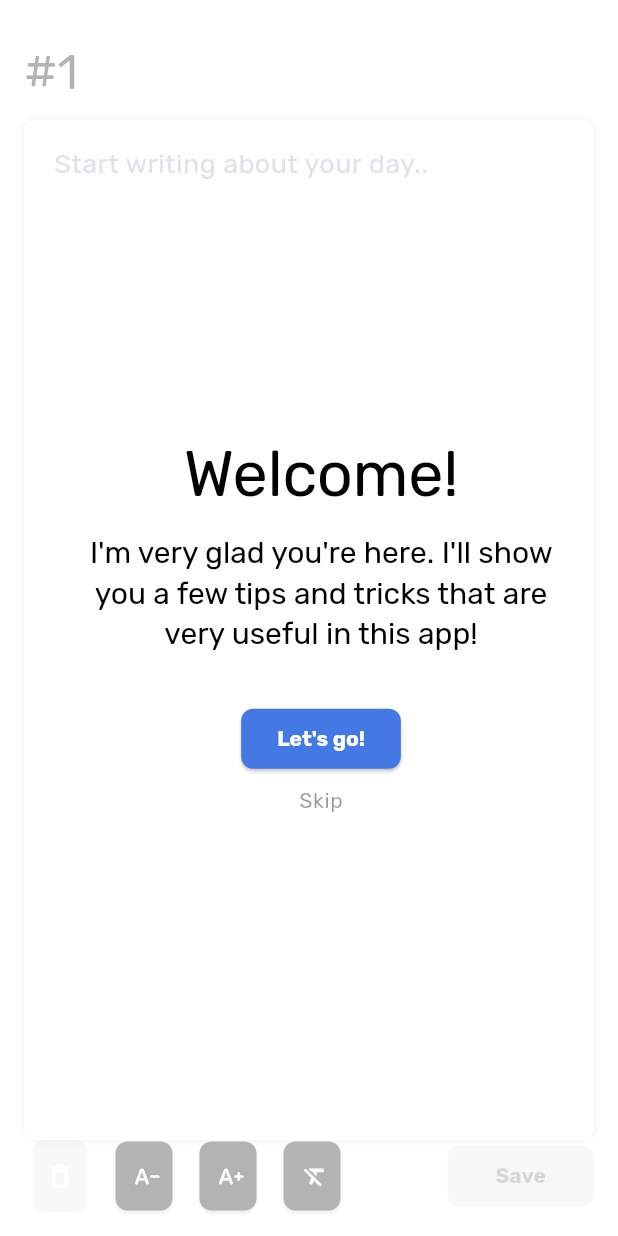
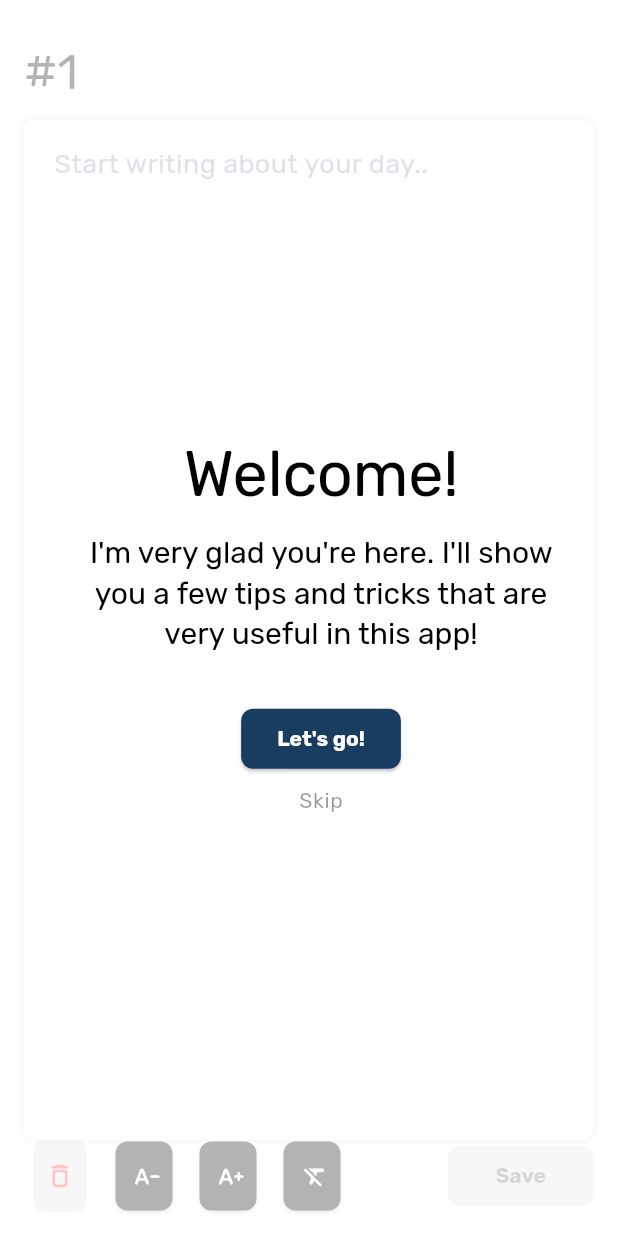
Before and after one commit to jonasborggren/jernal-desktop, a Flutter app: the screen it shows after launch, on a phone screen of 412 x 824 dp. Run offline on Flutter 3.47's test engine with Material 2 defaults, Android fonts, the phone set to English and light mode, and no system bars; our stand-ins replace floor, google_fonts, package_info_plus, shared_preferences, sqflite; accounts and stored records are empty; generated files the repository leaves out were written again.

Commit message:
New icon & color scheme

```diff
--- a/lib/theme.dart
+++ b/lib/theme.dart
@@ -4,9 +4,9 @@ import 'package:google_fonts/google_fonts.dart';
 class AppTheme {
   static final colorScheme = ColorScheme(
     brightness: Brightness.light,
-    tertiary: const Color.fromARGB(255, 91, 75, 200),
+    tertiary: const Color(0xFF17C08F),
     secondary: const Color.fromARGB(255, 0, 0, 0),
-    primary: const Color.fromARGB(255, 68, 120, 227),
+    primary: const Color(0xFF193D61),
     onPrimary: Colors.white,
     onSecondary: Colors.white,
     error: Colors.red,
@@ -29,9 +29,9 @@ class AppTheme {
 
   static final colorSchemeDark = ColorScheme(
     brightness: Brightness.dark,
-    tertiary: const Color.fromARGB(255, 91, 75, 200),
+    tertiary: const Color(0xFF17C08F),
     secondary: const Color.fromARGB(255, 0, 0, 0),
-    primary: const Color.fromARGB(255, 68, 120, 227),
+    primary: const Color(0xFF193D61),
     onPrimary: Colors.white,
     onSecondary: Colors.white,
     onTertiary: Colors.white,
--- a/lib/widgets/common/achievements_ticker.dart
+++ b/lib/widgets/common/achievements_ticker.dart
@@ -84,7 +84,7 @@ class _AchievementsTickerState extends State<AchievementsTicker>
                         alignment: Alignment.center,
                         child: Text(
                           level.toString(),
-                          style: context.theme.textTheme.caption,
+                          style: context.theme.textTheme.bodySmall,
                         ),
                       ),
                     ],
--- a/lib/widgets/main/main_content.dart
+++ b/lib/widgets/main/main_content.dart
@@ -81,11 +81,12 @@ class _MainContentState extends State<MainContent>
                         ElevatedButton(
                           style: ElevatedButton.styleFrom(
                             minimumSize: Size.zero,
+                            backgroundColor: context.colorScheme.secondary,
+                            foregroundColor: context.colorScheme.onSecondary,
                             padding: const EdgeInsets.only(
                               top: 12,
                               bottom: 12,
                             ),
-                            backgroundColor: context.colorScheme.error,
                           ),
                           onPressed: currentIndex != 0 ||
                                   textEditingController.text.isNotEmpty == true
@@ -99,7 +100,7 @@ class _MainContentState extends State<MainContent>
                             child: Icon(
                               Icons.delete_outline_rounded,
                               size: 20,
-                              color: context.colorScheme.onError,
+                              color: context.colorScheme.error,
                             ),
                           ),
                         ),
```
Also changed, not shown: 19 other files.
